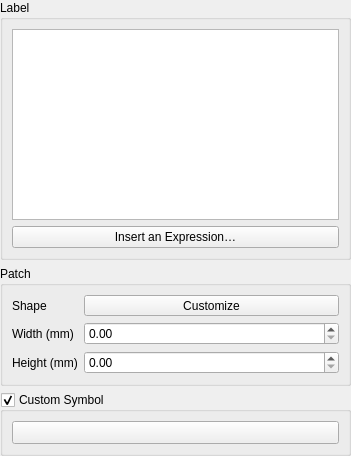
Above: src/ui/layout/qgslayoutlegendnodewidgetbase.ui from qgis/QGIS before the change. Below: the same form after it.
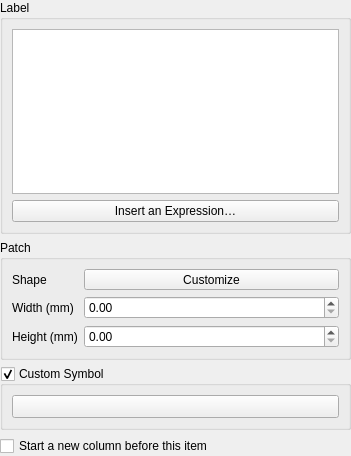
That is the form after the change. Custom widgets are drawn as their Qt base class.

Commit message:
[FEATURE] Allow placing manual column breaks in legends
Adds the option when configuring a legend item to place a column
break before the item, causing it to be placed into a new column

This allows user control over the column content, for cases when
the automatic column generation doesn't result in the desired results

```diff
--- a/src/ui/layout/qgslayoutlegendnodewidgetbase.ui
+++ b/src/ui/layout/qgslayoutlegendnodewidgetbase.ui
@@ -148,6 +148,13 @@
      </layout>
     </widget>
    </item>
+   <item row="4" column="0" colspan="2">
+    <widget class="QCheckBox" name="mColumnBreakBeforeCheckBox">
+     <property name="text">
+      <string>Start a new column before this item</string>
+     </property>
+    </widget>
+   </item>
   </layout>
  </widget>
  <customwidgets>
```
The commit also changes 13 other files.
